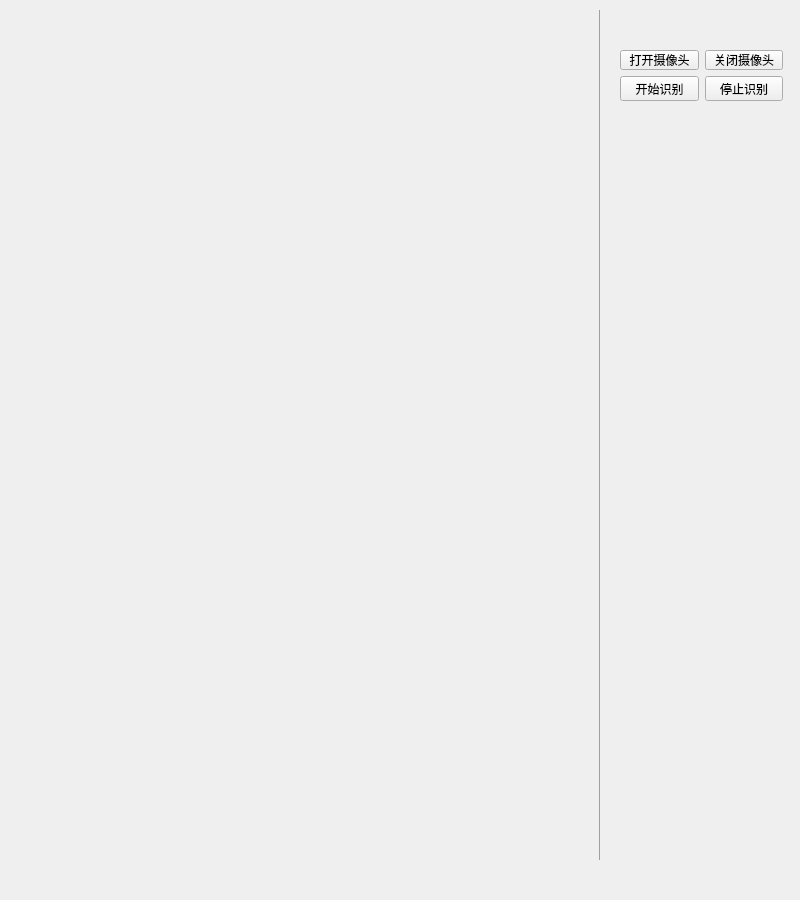
Before: the Qt Designer form Src/form.ui in GTMHS/showQImage, drawn with Qt 5.
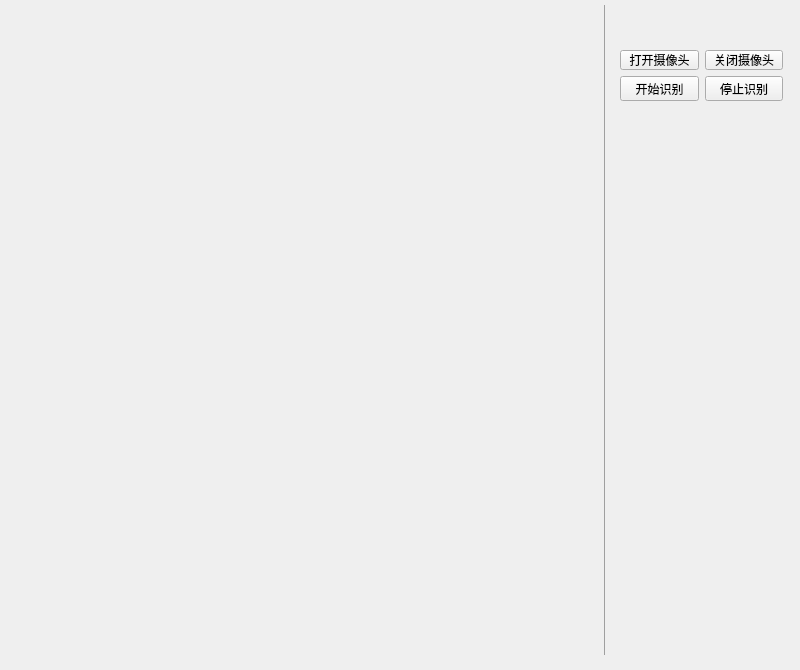
After: the same form once the commit is applied. Custom widgets are drawn as their Qt base class.

Commit message: 修改了摄像头界面的大小和显示的图示的大小 目前是可以运行的

What changed in the file:
```diff
--- a/Src/form.ui
+++ b/Src/form.ui
@@ -10,11 +10,11 @@
     <x>0</x>
     <y>0</y>
     <width>800</width>
-    <height>900</height>
+    <height>670</height>
    </rect>
   </property>
   <property name="sizePolicy">
-   <sizepolicy hsizetype="Fixed" vsizetype="Fixed">
+   <sizepolicy hsizetype="Preferred" vsizetype="Preferred">
     <horstretch>0</horstretch>
     <verstretch>0</verstretch>
    </sizepolicy>
@@ -22,13 +22,13 @@
   <property name="minimumSize">
    <size>
     <width>800</width>
-    <height>900</height>
+    <height>670</height>
    </size>
   </property>
   <property name="maximumSize">
    <size>
-    <width>800</width>
-    <height>900</height>
+    <width>1920</width>
+    <height>1080</height>
    </size>
   </property>
   <property name="windowTitle">
@@ -37,10 +37,10 @@
   <widget class="CammerWidget" name="widget" native="true">
    <property name="geometry">
     <rect>
-     <x>0</x>
-     <y>10</y>
+     <x>5</x>
+     <y>5</y>
      <width>600</width>
-     <height>850</height>
+     <height>650</height>
     </rect>
    </property>
    <property name="sizePolicy">
@@ -52,13 +52,13 @@
    <property name="minimumSize">
     <size>
      <width>600</width>
-     <height>850</height>
+     <height>650</height>
     </size>
    </property>
    <property name="maximumSize">
     <size>
-     <width>600</width>
-     <height>850</height>
+     <width>1920</width>
+     <height>1080</height>
     </size>
    </property>
    <widget class="Line" name="line">
```
The commit also changes 4 other files.
